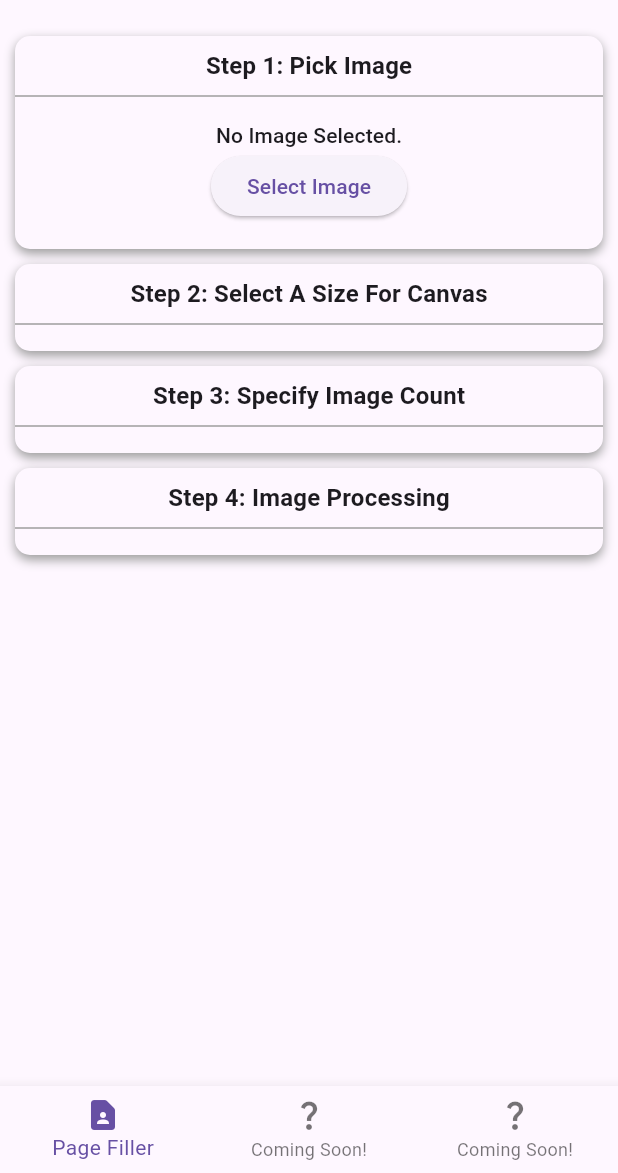
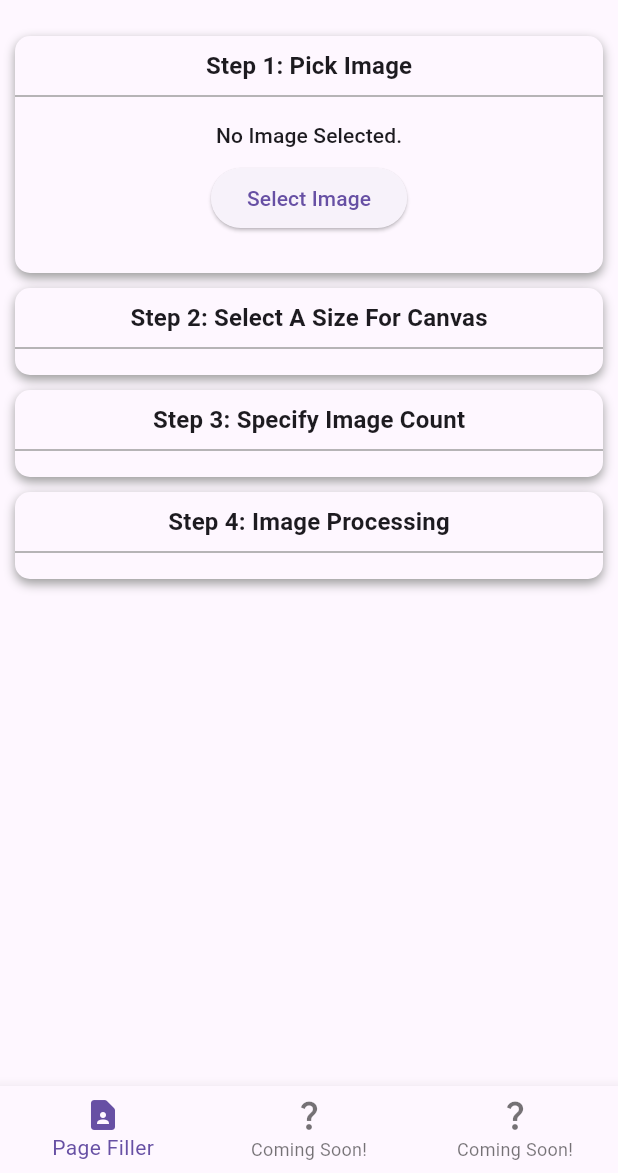
Before and after one commit to Hermais/useful-app, a Flutter app: the screen it shows after launch, on a phone screen of 412 x 824 dp, the part 63-1236 px from its top. Run offline on Flutter 3.47's test engine with Material 3 defaults, Android fonts, the phone set to English and light mode, and no system bars; our stand-ins replace bloc, flutter_bloc, image_picker.

Commit message:
-- adding saving next!

```diff
--- a/lib/features/pick_image_fill/presentation/pages/pick_image_fill.dart
+++ b/lib/features/pick_image_fill/presentation/pages/pick_image_fill.dart
@@ -7,6 +7,8 @@ import 'package:flutter_bloc/flutter_bloc.dart';
 import 'package:useful_app/core/common/cubits/image_picker_cubit/image_picker_cubit.dart';
 import 'package:useful_app/features/pick_image_fill/presentation/cubit/image_processor_cubit.dart';
 import 'package:useful_app/features/pick_image_fill/presentation/widgets/steps_card.dart';
+
+import '../widgets/adjusted_elevated_button.dart';
 
 class PickImageAndFillIn extends StatefulWidget {
   const PickImageAndFillIn({super.key});
@@ -25,8 +27,8 @@ class _PickImageAndFillInState extends State<PickImageAndFillIn> {
   final _imageCountFormKey = GlobalKey<FormState>();
 
   // the four textfields controllers
-  final TextEditingController _heightController = TextEditingController(text: "2480");
-  final TextEditingController _widthController = TextEditingController(text: "3508");
+  final TextEditingController _heightController = TextEditingController(text: "3508");
+  final TextEditingController _widthController = TextEditingController(text: "2480");
   final TextEditingController _rowsController = TextEditingController(text: "3");
   final TextEditingController _columnsController = TextEditingController(text: "3");
 
@@ -50,7 +52,8 @@ class _PickImageAndFillInState extends State<PickImageAndFillIn> {
                         children: [
                           Text("No Image Selected.",
                               style: Theme.of(context).textTheme.titleSmall),
-                          ElevatedButton(
+                          AdjustedElevatedButton(
+
                             onPressed: () {
                               context.read<ImagePickerCubit>().loadImage();
                             },
@@ -70,15 +73,19 @@ class _PickImageAndFillInState extends State<PickImageAndFillIn> {
                       child: Column(
                         mainAxisAlignment: MainAxisAlignment.spaceEvenly,
                         children: [
-                          Text("Image Selected, press next: ",
-                          style: Theme.of(context).textTheme.titleSmall,),
-                          ElevatedButton(
+                          Text(
+                            "Image Selected, press next: ",
+                            style: Theme.of(context).textTheme.titleSmall,
+                          ),
+                          AdjustedElevatedButton(
+
                             onPressed: () {
                               context.read<ImagePickerCubit>().loadImage();
                             },
                             child: const Text("Change Image"),
                           ),
-                          ElevatedButton(
+                          AdjustedElevatedButton(
+
                             onPressed: () {
                               setState(() {
                                 _showStep1 = false;
@@ -143,7 +150,7 @@ class _PickImageAndFillInState extends State<PickImageAndFillIn> {
                               validator: (value) {
                                 if (value == null || value.isEmpty) {
                                   return 'Please enter width';
-                                }else if (int.tryParse(value) == null) {
+                                } else if (int.tryParse(value) == null) {
                                   return 'Please enter a valid number';
                                 }
                                 return null;
@@ -151,7 +158,8 @@ class _PickImageAndFillInState extends State<PickImageAndFillIn> {
                               decoration: const InputDecoration(labelText: "Width"),
                             )),
                         // next button
-                        ElevatedButton(
+                        AdjustedElevatedButton(
+
                           onPressed: () {
                             // validate form first
                             if (_dimensionsFormKey.currentState!.validate()) {
@@ -160,8 +168,6 @@ class _PickImageAndFillInState extends State<PickImageAndFillIn> {
                                 _showStep3 = true;
                               });
                             }
-
-
                           },
                           child: const Text("Next"),
                         ),
@@ -170,7 +176,6 @@ class _PickImageAndFillInState extends State<PickImageAndFillIn> {
                   ),
                 ),
               )),
-
           StepsCard(
             text: "Step 3: Specify Image Count",
             backButton: Visibility(
@@ -217,7 +222,7 @@ class _PickImageAndFillInState extends State<PickImageAndFillIn> {
                             validator: (value) {
                               if (value == null || value.isEmpty) {
                                 return 'Please enter a number of images';
-                                }else if (int.tryParse(value) == null) {
+                              } else if (int.tryParse(value) == null) {
                                 return 'Please enter a valid number';
                               }
                               return null;
@@ -225,35 +230,33 @@ class _PickImageAndFillInState extends State<PickImageAndFillIn> {
                             decoration: const InputDecoration(labelText: "X-axis count"),
                           )),
                       // next button
-                        ElevatedButton(
-                          onPressed: () async{
+                      AdjustedElevatedButton(
 
-
+                        onPressed: () async {
                           setState(() {
                             _showStep3 = false;
                             _showStep4 = true;
                           });
-                            ScaffoldMessenger.of(context).showSnackBar(const SnackBar(content: Text("Processing Image")));
+                          ScaffoldMessenger.of(context).showSnackBar(
+                              const SnackBar(content: Text("Processing Image")));
                           // validate form first
                           if (_imageCountFormKey.currentState!.validate()) {
-
                             // pop a snack bar
-                                if (context.read<ImagePickerCubit>().state is ImagePickerLoaded){
-                                  context.read<ImageProcessorCubit>().procesXFileImageToUInt8(
-                                      xFileimage: (context.read<ImagePickerCubit>().state as ImagePickerLoaded).xFileImage,
+                            if (context.read<ImagePickerCubit>().state
+                                is ImagePickerLoaded) {
+                              context
+                                  .read<ImageProcessorCubit>()
+                                  .processXFileImageToUInt8(
+                                      xFileImage: (context.read<ImagePickerCubit>().state
+                                              as ImagePickerLoaded)
+                                          .xFileImage,
                                       canvasWidth: int.parse(_widthController.text),
                                       canvasHeight: int.parse(_heightController.text),
                                       rowsImage: int.parse(_rowsController.text),
                                       columnsImage: int.parse(_columnsController.text),
                                       margin: 3);
-
-
                             }
-
-
                           }
-
-
                         },
                         child: const Text("Next"),
                       ),
@@ -286,42 +289,52 @@ class _PickImageAndFillInState extends State<PickImageAndFillIn> {
                     if (state is ImageProcessorInitial) {
                       return const Text("Select an image first.");
                     } else if (state is ImageProcessorPainting) {
-                      return  Column(
+                      return Column(
                         children: [
                           Text("Processing Image",
                               style: Theme.of(context).textTheme.titleSmall),
-                          const SizedBox( height: 10,),
+                          const SizedBox(
+                            height: 10,
+                          ),
                           const CircularProgressIndicator(),
                         ],
                       );
                     } else if (state is ImageProcessorPainted) {
                       return Column(
                         children: [
-                           Text("Image Processed!",
-                          style: Theme.of(context).textTheme.titleSmall,),
-                          const SizedBox(height: 10,),
+                          Text(
+                            "Image Processed!",
+                            style: Theme.of(context).textTheme.titleSmall,
+                          ),
+                          const SizedBox(
+                            height: 10,
+                          ),
                           ConstrainedBox(
-                            constraints: BoxConstraints(maxWidth: MediaQuery.sizeOf(context).width *0.8 ),
+                            constraints: BoxConstraints(
+                                maxWidth: MediaQuery.sizeOf(context).width * 0.8),
                             child: Image(
                               image: MemoryImage(state.image),
-
-
                             ),
                           ),
                         ],
                       );
-
                     } else {
-                      return  Text("Error Processing Image",
-                      style: Theme.of(context).textTheme.titleMedium?.copyWith(
-                        color: Colors.red
-                      ),);
+                      return Text(
+                        "Error Processing Image",
+                        style: Theme.of(context)
+                            .textTheme
+                            .titleMedium
+                            ?.copyWith(color: Colors.red),
+                      );
                     }
                   },
                 ),
               ),
             ),
-          )],
+          ),
+          const SizedBox(height: 60,)
+
+        ],
       ),
     );
   }
--- /dev/null
+++ b/lib/features/pick_image_fill/presentation/widgets/adjusted_elevated_button.dart
@@ -0,0 +1,17 @@
+import 'package:flutter/material.dart';
+
+class AdjustedElevatedButton extends StatelessWidget {
+  final EdgeInsets? padding;
+  final void Function()? onPressed;
+  final Widget? child;
+
+  const AdjustedElevatedButton({super.key, this.padding, this.child, this.onPressed});
+
+  @override
+  Widget build(BuildContext context) {
+    return Padding(
+      padding: padding ?? const EdgeInsets.all(8),
+      child: ElevatedButton(onPressed: onPressed, child: child),
+    );
+  }
+}
--- a/pubspec.yaml
+++ b/pubspec.yaml
@@ -39,6 +39,7 @@ dependencies:
   image_picker:
   bloc:
   meta:
+  path_provider:
 
 
 dev_dependencies:
```
Also changed, not shown: lib/core/common/cubits/file_saver_cubit/file_saver_cubit.dart (+24 -0 lines), lib/core/common/cubits/file_saver_cubit/file_saver_state.dart (+14 -0 lines), lib/core/utils/print_if_debugging.dart (added, +7 -0 lines), lib/core/utils/show_snackbar.dart (added, +16 -0 lines), lib/features/pick_image_fill/presentation/cubit/image_processor_cubit.dart (+6 -6 lines), pubspec.lock, 3 other files. Lines whose indentation alone changed are shown as unchanged.
